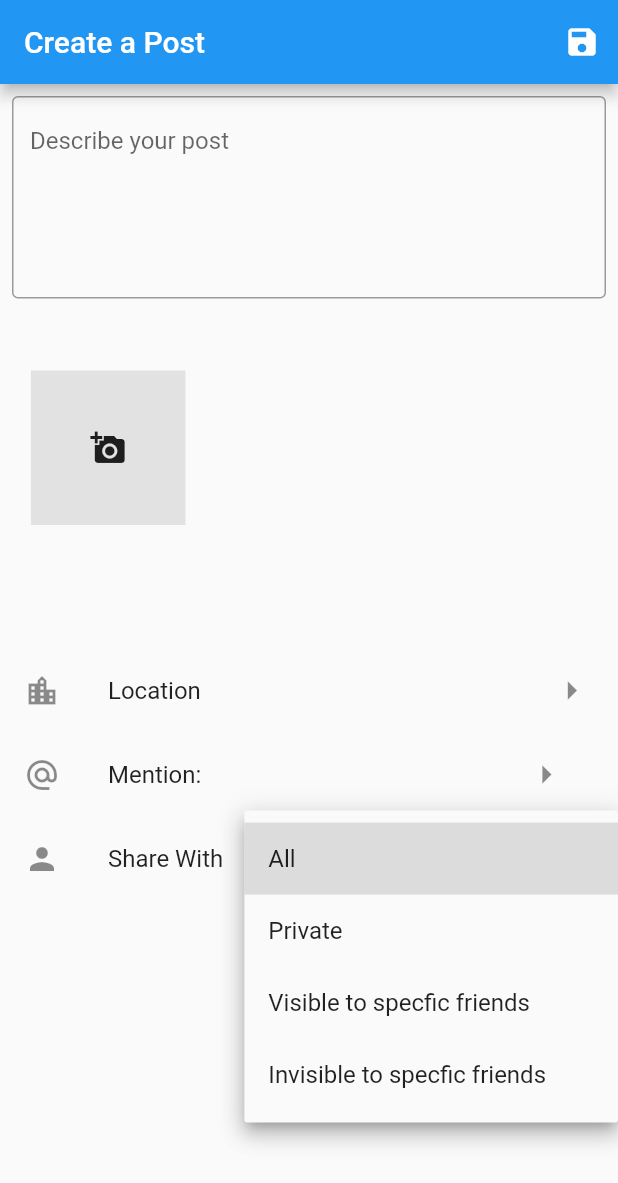
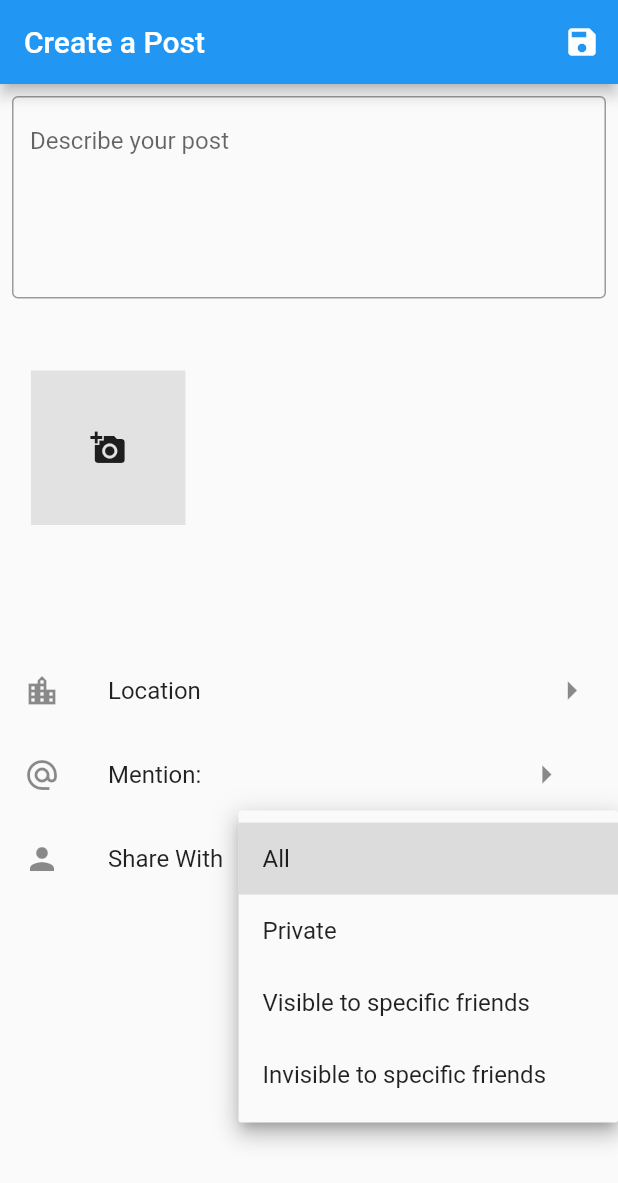
Before and after one commit to SPS-2020-Team-15/Graminsta, a Flutter app: the screen it shows after launch, after a tap on "All", on a phone screen of 412 x 824 dp. Shown: the top 1183 px of the screen. Run offline on Flutter 3.47's test engine with Material 2 defaults, Android fonts, the phone set to English and light mode, and no system bars; our stand-ins replace shared_preferences; network calls fail.

Commit message:
Solve part of the suggestions

```diff
--- a/flutter/Graminsta/lib/post/createPostWidget.dart
+++ b/flutter/Graminsta/lib/post/createPostWidget.dart
@@ -17,9 +17,9 @@ extension AccessControlTypeExtension on AccessControlType {
       case AccessControlType.private:
         return "Private";
       case AccessControlType.visibleToSpecificFriends:
-        return "Visible to specfic friends";
+        return "Visible to specific friends";
       case AccessControlType.invisibleToSpecificFriends:
-        return "Invisible to specfic friends";
+        return "Invisible to specific friends";
       default:
         return null;
     }
@@ -49,6 +49,7 @@ class _CreatePostWidgetState extends State<CreatePostWidget> {
   Widget build(BuildContext context) {
     double width = MediaQuery.of(context).size.width;
     double height = MediaQuery.of(context).size.height;
+    String mentionUserTitle = "Mention:";
 
     return new Scaffold(
       appBar: AppBar(
@@ -62,19 +63,16 @@ class _CreatePostWidgetState extends State<CreatePostWidget> {
               onPressed: () async {
                 final http.Response response = await http.post(
                     "http://10.0.2.2:8000/post/",
-                    headers: <String, String>{
-                      "PublisherId": "1",
-                      "SharedMode": accessControl.toHumanReadableString(),
-                    },
+                    headers: <String, String>{},
                     body: {
+                      "publisher_id": "1",
                       "description": myController.text,
                       "mention_usernames": mentionedUser,
                       "img": "this is my img",
+                      "shared_mode": accessControl.toHumanReadableString()
                     });
 
-                if (response.statusCode == 201) {
-                  print(response.body);
-                } else {
+                if (response.statusCode != 201) {
                   throw Exception('Failed to createPost');
                 }
               })
@@ -117,17 +115,19 @@ class _CreatePostWidgetState extends State<CreatePostWidget> {
                 ),
                 new ListTile(
                     leading: const Icon(Icons.alternate_email),
-                    title: Text('Mention:                 ' + mentionedUser),
+                    title: Text(
+                        mentionUserTitle.padRight(10, ' ') + mentionedUser),
                     trailing: IconButton(
                         icon: Icon(Icons.arrow_right, size: 30),
                         iconSize: 48,
                         onPressed: () async {
                           String result = await Navigator.push(
-                              context,
-                              MaterialPageRoute(
-                                  builder: (context) => MentionUserWidget()));
+                            context,
+                            MaterialPageRoute(
+                              builder: (context) => MentionUserWidget(),
+                            ),
+                          );
                           setState(() {
-                            print(mentionedUser);
                             mentionedUser = result.replaceAll('"', '');
                           });
                         })),
```
Also changed, not shown: flutter/Graminsta/pubspec.lock.
